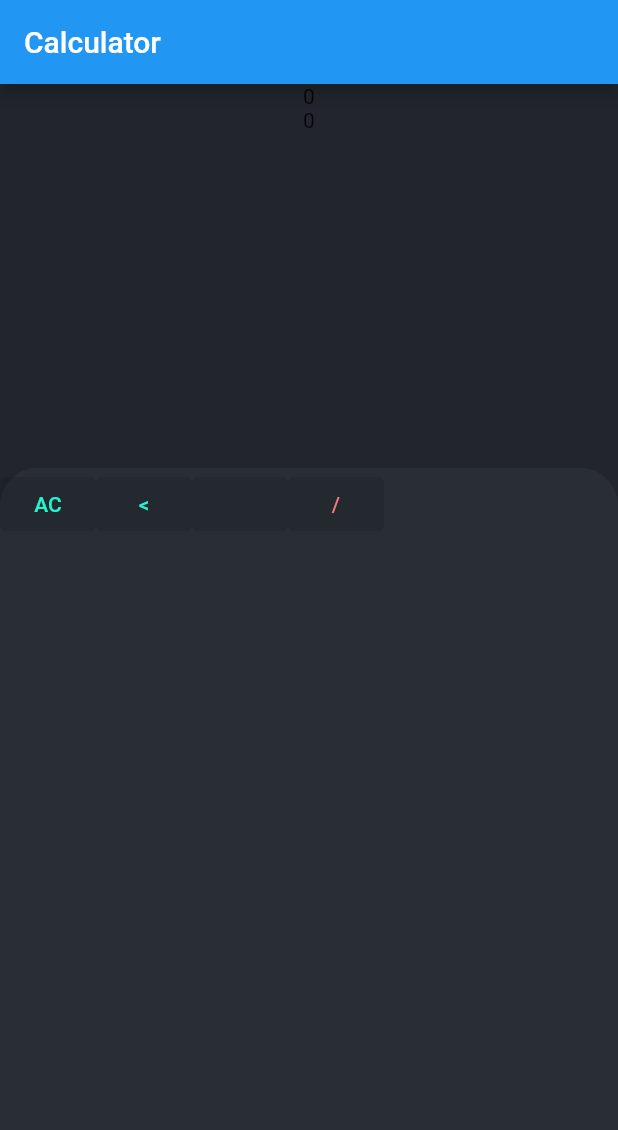
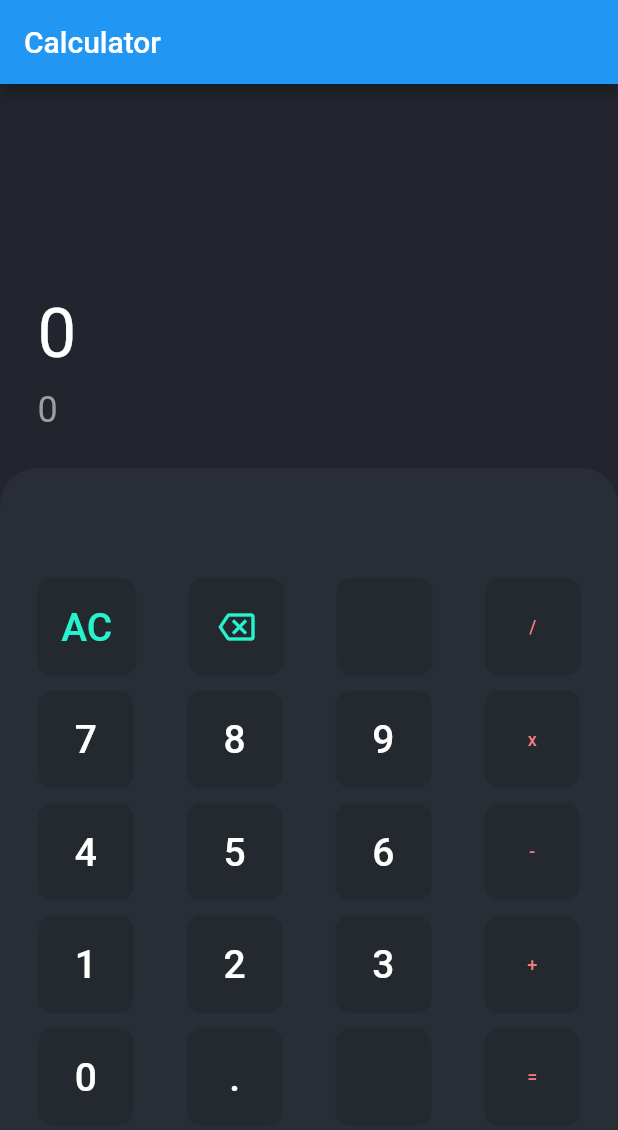
Before and after one commit to soulandbone/training_calculator_riverpod, a Flutter app: the screen it shows after launch, on a phone screen of 412 x 824 dp. Shown: the top 1130 px of the screen. Run offline on Flutter 3.47's test engine with Material 2 defaults, Android fonts, the phone set to English and light mode, and no system bars.

Commit message:
UI almost finished

```diff
--- /dev/null
+++ b/lib/helpers/utils.dart
@@ -0,0 +1,10 @@
+class Utils {
+  static bool isOperator(String text) {
+    var operators = ['+', '-', '*', '/'];
+    if (operators.contains(text)) {
+      return true;
+    }
+
+    return false;
+  }
+}
--- a/lib/widgets/buttons_row.dart
+++ b/lib/widgets/buttons_row.dart
@@ -13,11 +13,14 @@ class ButtonsRow extends StatelessWidget {
   Widget build(BuildContext context) {
     final row = [text1, text2, text3, text4];
 
-    return Row(
-        children: row
-            .map((e) => CustomButton(
-                  text: e,
-                ))
-            .toList());
+    return Container(
+      child: Row(
+          mainAxisAlignment: MainAxisAlignment.spaceEvenly,
+          children: row
+              .map((e) => CustomButton(
+                    text: e,
+                  ))
+              .toList()),
+    );
   }
 }
--- a/lib/widgets/buttons_section.dart
+++ b/lib/widgets/buttons_section.dart
@@ -14,7 +14,14 @@ class ButtonsSection extends StatelessWidget {
                 topLeft: Radius.circular(25), topRight: Radius.circular(25))),
         width: double.infinity,
         child: Column(
-          children: [ButtonsRow('AC', '<', '', '/')],
+          mainAxisAlignment: MainAxisAlignment.center,
+          children: [
+            ButtonsRow('AC', '<', '', '/'),
+            ButtonsRow('7', '8', '9', 'x'),
+            ButtonsRow('4', '5', '6', '-'),
+            ButtonsRow('1', '2', '3', '+'),
+            ButtonsRow('0', '.', '', '=')
+          ],
         ));
   }
 }
--- a/lib/widgets/custom_button.dart
+++ b/lib/widgets/custom_button.dart
@@ -1,5 +1,5 @@
 import 'package:flutter/material.dart';
-import 'package:training_calculator_riverpod/helpers/my_colors.dart';
+import '../helpers/my_colors.dart';
 
 class CustomButton extends StatelessWidget {
   String text;
@@ -18,24 +18,44 @@ class CustomButton extends StatelessWidget {
         return myColors.operators;
       case 'AC':
       case '<':
+        // case '<':
         return myColors.delete;
       default:
         return myColors.numbers;
     }
+  }
 
-    return Colors.white;
+  bool isOperator(String text) {
+    var operators = ['+', '-', 'x', '/', '='];
+    if (operators.contains(text)) {
+      return true;
+    }
+
+    return false;
   }
 
   @override
   Widget build(BuildContext context) {
     Color buttonColor = getButtonColor();
-    return ElevatedButton(
-      onPressed: null,
-      style: ElevatedButton.styleFrom(backgroundColor: buttonColor),
-      child: Text(
-        text,
-        style: TextStyle(color: buttonColor),
-      ),
+    return Container(
+      height: 65,
+      margin: const EdgeInsets.symmetric(horizontal: 10, vertical: 5),
+      child: ElevatedButton(
+          onPressed: null,
+          style: ElevatedButton.styleFrom(
+              foregroundColor: Colors.amber,
+              shape: RoundedRectangleBorder(
+                  borderRadius: BorderRadius.circular(10))),
+          child: text != '<'
+              ? Text(
+                  text,
+                  style: TextStyle(
+                      color: buttonColor, fontSize: isOperator(text) ? 12 : 26),
+                )
+              : const Icon(
+                  Icons.backspace_outlined,
+                  color: myColors.delete,
+                )),
     );
   }
 }
--- a/lib/widgets/results_section.dart
+++ b/lib/widgets/results_section.dart
@@ -7,9 +7,25 @@ class ResultsSection extends StatelessWidget {
   @override
   Widget build(BuildContext context) {
     return Container(
+      padding: const EdgeInsets.all(25),
       width: double.infinity,
       color: myColors.background1,
-      child: Column(children: const [Text('0'), Text('0')]),
+      child: Column(
+          crossAxisAlignment: CrossAxisAlignment.start,
+          mainAxisAlignment: MainAxisAlignment.end,
+          children: const [
+            Text(
+              '0',
+              style: TextStyle(color: myColors.numbers, fontSize: 46),
+            ),
+            SizedBox(
+              height: 10,
+            ),
+            Text(
+              '0',
+              style: TextStyle(color: Colors.grey, fontSize: 24),
+            )
+          ]),
     );
   }
 }
```
